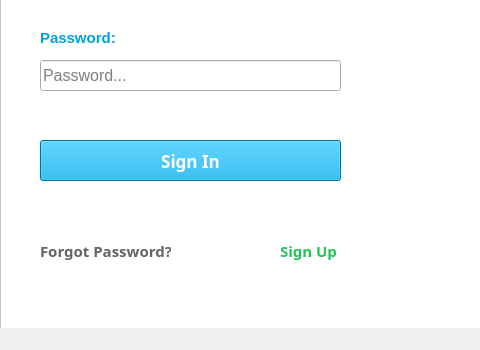
First picture: the form in User Interface/sign_in/sign_in.ui, repository sarscheps/Project---UI-Communications, before the edit; both pictures show x 0 to 480 and y 250 to 600 of the 1024 by 600 pixel window.
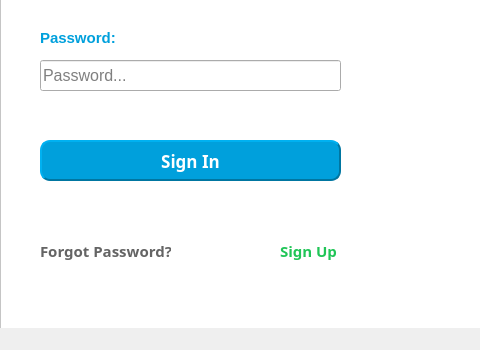
Second picture: the form after the edit. Icons and pictures are not drawn.

```diff
--- a/User Interface/sign_in/sign_in.ui
+++ b/User Interface/sign_in/sign_in.ui
@@ -535,9 +535,19 @@
      <bool>false</bool>
     </property>
     <property name="styleSheet">
-     <string notr="true">background-color:rgb(0, 160, 220);
-color:white;
-border-color:rgb(0, 167, 167)</string>
+     <string notr="true">QPushButton{
+	background-color:rgb(0, 160, 220);
+	color:white;
+	border-style: outset;
+	border-radius: 10px;
+	border-width:2px;
+	border-color:rgb(0, 118, 161);
+}
+
+QPushButton:pressed{
+	background-color:rgb(0, 118, 161);
+	border-color:rgb(0, 92, 126);
+}</string>
     </property>
     <property name="text">
      <string>Sign In</string>
```
